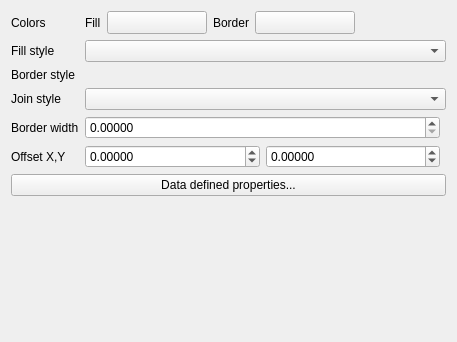
qgis/QGIS, file src/ui/symbollayer/widget_simplefill.ui: the form before one commit.
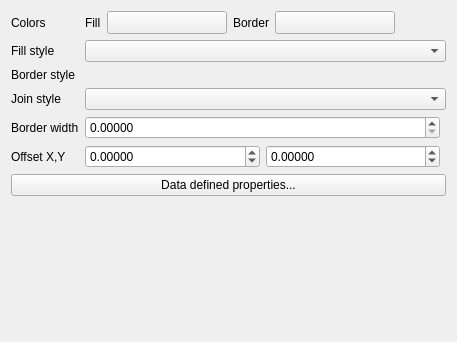
The form after the commit. Custom widgets are drawn as their Qt base class.

```diff
--- a/src/ui/symbollayer/widget_simplefill.ui
+++ b/src/ui/symbollayer/widget_simplefill.ui
@@ -40,13 +40,13 @@
       <widget class="QgsColorButtonV2" name="btnChangeColor">
        <property name="minimumSize">
         <size>
-         <width>100</width>
+         <width>120</width>
          <height>0</height>
         </size>
        </property>
        <property name="maximumSize">
         <size>
-         <width>100</width>
+         <width>120</width>
          <height>16777215</height>
         </size>
        </property>
@@ -72,13 +72,13 @@
       <widget class="QgsColorButtonV2" name="btnChangeBorderColor">
        <property name="minimumSize">
         <size>
-         <width>100</width>
+         <width>120</width>
          <height>0</height>
         </size>
        </property>
        <property name="maximumSize">
         <size>
-         <width>100</width>
+         <width>120</width>
          <height>16777215</height>
         </size>
        </property>
@@ -239,16 +239,16 @@
   </layout>
  </widget>
  <customwidgets>
-  <customwidget>
-   <class>QgsPenJoinStyleComboBox</class>
-   <extends>QComboBox</extends>
-   <header>qgspenstylecombobox.h</header>
-  </customwidget>
   <customwidget>
    <class>QgsColorButtonV2</class>
    <extends>QToolButton</extends>
    <header>qgscolorbuttonv2.h</header>
   </customwidget>
+  <customwidget>
+   <class>QgsPenJoinStyleComboBox</class>
+   <extends>QComboBox</extends>
+   <header>qgspenstylecombobox.h</header>
+  </customwidget>
   <customwidget>
    <class>QgsUnitSelectionWidget</class>
    <extends>QWidget</extends>
```
